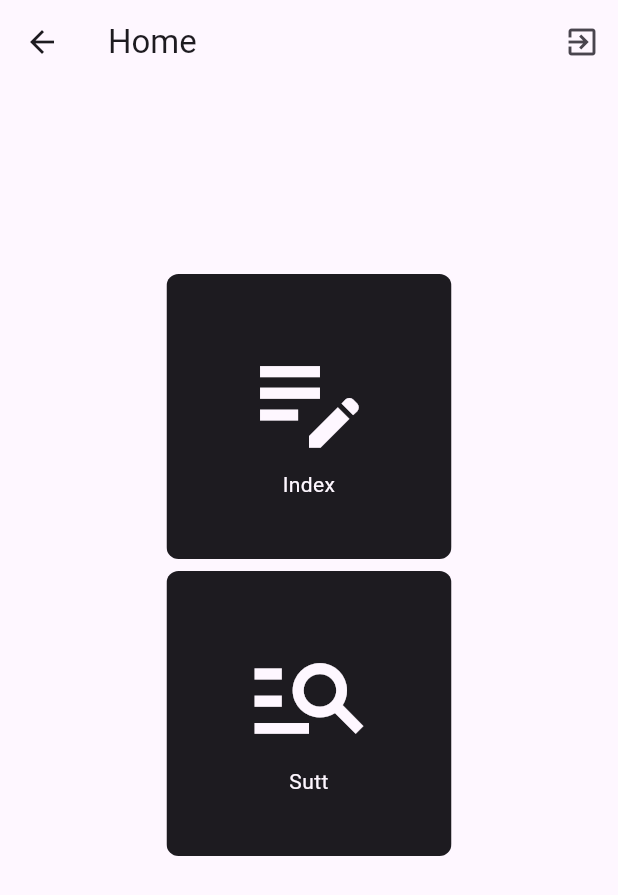
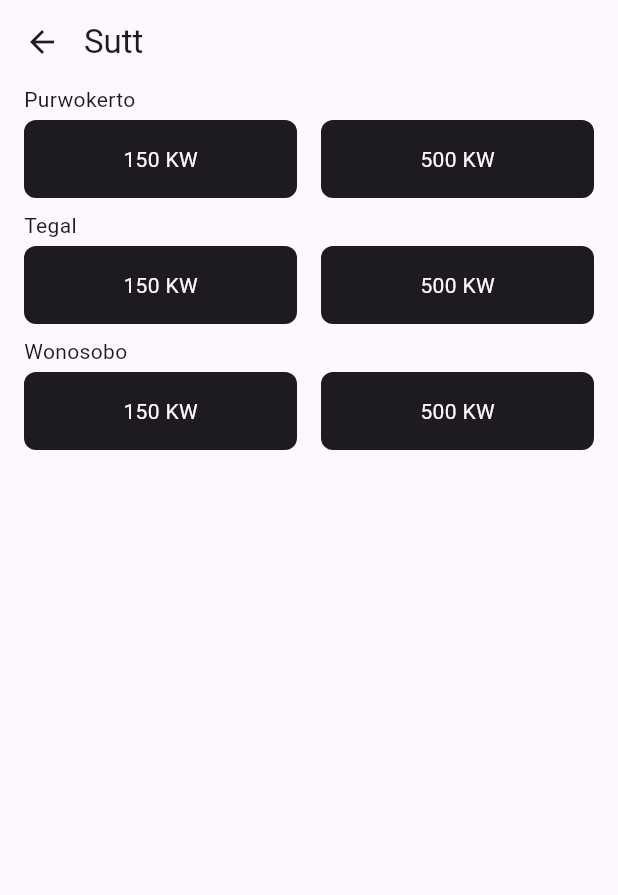
Before and after one commit to J3ndra/Sutt-Flutter, a Flutter app: the HomeScreen screen opened directly, after a tap on "Sutt", on a phone screen of 412 x 824 dp. Shown: the top 895 px of the screen. Run offline on Flutter 3.47's test engine with Material 3 defaults, Android fonts, the phone set to English and light mode, and no system bars; our stand-ins replace bloc, cloud_firestore, device_info_plus, equatable, firebase_auth, firebase_core and 4 more; accounts and stored records are empty; statements that could not run were skipped.

Commit message:
feat: add sutt list page

```diff
--- /dev/null
+++ b/lib/blocs/reports/get_report/get_report_bloc.dart
@@ -0,0 +1,24 @@
+import 'package:bloc/bloc.dart';
+import 'package:equatable/equatable.dart';
+import 'package:report_repository/report_repository.dart';
+
+part 'get_report_event.dart';
+part 'get_report_state.dart';
+
+class GetReportBloc extends Bloc<GetReportEvent, GetReportState> {
+  ReportRepository _reportRepository;
+
+  GetReportBloc({
+    required ReportRepository reportRepository,
+  }) : _reportRepository = reportRepository, super(GetReportInitial()) {
+    on<GetReports>((event, emit) async {
+      emit(GetReportLoading());
+      try {
+        List<Report> reports = await _reportRepository.getReports(event.city, event.kw);
+        emit(GetReportSuccess(reports));
+      } catch (e) {
+        emit(GetReportFailure(e.toString()));
+      }
+    });
+  }
+}
--- /dev/null
+++ b/lib/blocs/reports/get_report/get_report_event.dart
@@ -0,0 +1,18 @@
+part of 'get_report_bloc.dart';
+
+sealed class GetReportEvent extends Equatable {
+  const GetReportEvent();
+
+  @override
+  List<Object> get props => [];
+}
+
+class GetReports extends GetReportEvent {
+  final String city;
+  final String kw;
+
+  const GetReports(this.city, this.kw);
+
+  @override
+  List<Object> get props => [city, kw];
+}
--- /dev/null
+++ b/lib/blocs/reports/get_report/get_report_state.dart
@@ -0,0 +1,30 @@
+part of 'get_report_bloc.dart';
+
+sealed class GetReportState extends Equatable {
+  const GetReportState();
+
+  @override
+  List<Object> get props => [];
+}
+
+final class GetReportInitial extends GetReportState {}
+
+final class GetReportFailure extends GetReportState {
+  final String message;
+
+  const GetReportFailure(this.message);
+
+  @override
+  List<Object> get props => [message];
+}
+
+final class GetReportLoading extends GetReportState {}
+
+final class GetReportSuccess extends GetReportState {
+  final List<Report> reports;
+
+  const GetReportSuccess(this.reports);
+
+  @override
+  List<Object> get props => [reports];
+}
--- a/lib/screens/home/home_screen.dart
+++ b/lib/screens/home/home_screen.dart
@@ -1,9 +1,8 @@
 import 'package:flutter/material.dart';
 import 'package:flutter_bloc/flutter_bloc.dart';
-import 'package:report_repository/report_repository.dart';
-import 'package:sutt/blocs/reports/create_report/create_report_bloc.dart';
 import 'package:sutt/blocs/sign_in/sign_in_bloc.dart';
 import 'package:sutt/screens/induk/induk_page.dart';
+import 'package:sutt/screens/sutt/sutt_page.dart';
 
 class HomeScreen extends StatelessWidget {
   const HomeScreen({super.key});
@@ -37,14 +36,11 @@ class HomeScreen extends StatelessWidget {
               label: 'Index',
               onTap: () {
                 Navigator.push(
-                    context,
-                    MaterialPageRoute<void>(
-                      builder: (BuildContext context) =>
-                          BlocProvider<CreateReportBloc>(
-                              create: (context) => CreateReportBloc(
-                                  reportRepository: FirebaseReportRepository()),
-                              child: const IndukPage()),
-                    ));
+                  context,
+                  MaterialPageRoute<void>(
+                    builder: (BuildContext context) => const IndukPage(),
+                  ),
+                );
               },
             ),
             const SizedBox(height: 8),
@@ -56,9 +52,12 @@ class HomeScreen extends StatelessWidget {
               ),
               label: 'Sutt',
               onTap: () {
-                // Navigator.of(context).push(
-                //     MaterialPageRoute(builder: (BuildContext context) => const SuttPage()),
-                // );
+                Navigator.push(
+                  context,
+                  MaterialPageRoute<void>(
+                    builder: (BuildContext context) => const SuttPage(),
+                  ),
+                );
               },
             ),
           ],
--- /dev/null
+++ b/lib/screens/sutt/sutt_page.dart
@@ -0,0 +1,281 @@
+import 'package:flutter/material.dart';
+import 'package:flutter_bloc/flutter_bloc.dart';
+import 'package:report_repository/report_repository.dart';
+import 'package:sutt/blocs/reports/get_report/get_report_bloc.dart';
+import 'package:sutt/screens/sutt/sutt_list_page.dart';
+
+class SuttPage extends StatelessWidget {
+  const SuttPage({super.key});
+
+  static Page<void> page() => const MaterialPage<void>(child: SuttPage());
+
+  @override
+  Widget build(BuildContext context) {
+    return Scaffold(
+      appBar: AppBar(
+        title: const Text('Sutt'),
+        titleSpacing: 0,
+        leading: InkWell(
+          key: const Key('suttPage_back_iconButton'),
+          child: Icon(
+            Icons.arrow_back,
+            color: Theme.of(context).colorScheme.onBackground,
+          ),
+          onTap: () {
+            Navigator.of(context).pop();
+          },
+        ),
+      ),
+      body: SingleChildScrollView(
+        child: Padding(
+          padding: const EdgeInsets.only(left: 16, right: 16, bottom: 16),
+          child: Column(
+            mainAxisAlignment: MainAxisAlignment.start,
+            crossAxisAlignment: CrossAxisAlignment.start,
+            children: <Widget>[
+              const Text('Purwokerto'),
+              const SizedBox(
+                height: 4,
+              ),
+              Row(
+                children: <Widget>[
+                  Expanded(
+                    child: Material(
+                      color: Theme.of(context).colorScheme.onBackground,
+                      borderRadius: BorderRadius.circular(8),
+                      child: InkWell(
+                        key: const Key('suttPage_purwokerto_iconButton'),
+                        onTap: () {
+                          Navigator.push(
+                              context,
+                              MaterialPageRoute<void>(
+                                builder: (BuildContext context) =>
+                                    BlocProvider<GetReportBloc>(
+                                        create: (context) => GetReportBloc(
+                                            reportRepository:
+                                                FirebaseReportRepository()),
+                                        child: const SuttListPage(
+                                            city: 'Purwokerto', kw: '150 KW')),
+                              ));
+                        },
+                        child: Padding(
+                          padding: const EdgeInsets.all(16),
+                          child: Column(
+                            children: <Widget>[
+                              Text('150 KW',
+                                  style: TextStyle(
+                                      color: Theme.of(context)
+                                          .colorScheme
+                                          .background)),
+                            ],
+                          ),
+                        ),
+                      ),
+                    ),
+                  ),
+                  const SizedBox(
+                    width: 16,
+                  ),
+                  Expanded(
+                    child: Material(
+                      color: Theme.of(context).colorScheme.onBackground,
+                      borderRadius: BorderRadius.circular(8),
+                      child: InkWell(
+                        key: const Key('suttPage_purwokerto_iconButton'),
+                        onTap: () {
+                          Navigator.push(context,
+                              MaterialPageRoute<void>(
+                                builder: (BuildContext context) =>
+                                    BlocProvider<GetReportBloc>(
+                                        create: (context) => GetReportBloc(
+                                            reportRepository:
+                                                FirebaseReportRepository()),
+                                        child: const SuttListPage(
+                                            city: 'Purwokerto', kw: '500 KW')),
+                              ));
+                        },
+                        child: Padding(
+                          padding: const EdgeInsets.all(16),
+                          child: Column(
+                            children: <Widget>[
+                              Text('500 KW',
+                                  style: TextStyle(
+                                      color: Theme.of(context)
+                                          .colorScheme
+                                          .background)),
+                            ],
+                          ),
+                        ),
+                      ),
+                    ),
+                  ),
+                ],
+              ),
+              const SizedBox(height: 8),
+              const Text('Tegal'),
+              const SizedBox(
+                height: 4,
+              ),
+              Row(
+                children: <Widget>[
+                  Expanded(
+                    child: Material(
+                      color: Theme.of(context).colorScheme.onBackground,
+                      borderRadius: BorderRadius.circular(8),
+                      child: InkWell(
+                        key: const Key('suttPage_tegal_iconButton'),
+                        onTap: () {
+                          Navigator.push(
+                              context,
+                              MaterialPageRoute<void>(
+                                builder: (BuildContext context) =>
+                                    BlocProvider<GetReportBloc>(
+                                        create: (context) => GetReportBloc(
+                                            reportRepository:
+                                                FirebaseReportRepository()),
+                                        child: const SuttListPage(
+                                            city: 'Tegal', kw: '150 KW')),
+                              ));
+                        },
+                        child: Padding(
+                          padding: const EdgeInsets.all(16),
+                          child: Column(
+                            children: <Widget>[
+                              Text('150 KW',
+                                  style: TextStyle(
+                                      color: Theme.of(context)
+                                          .colorScheme
+                                          .background)),
+                            ],
+                          ),
+                        ),
+                      ),
+                    ),
+                  ),
+                  const SizedBox(
+                    width: 16,
+                  ),
+                  Expanded(
+                    child: Material(
+                      color: Theme.of(context).colorScheme.onBackground,
+                      borderRadius: BorderRadius.circular(8),
+                      child: InkWell(
+                        key: const Key('suttPage_tegal_iconButton'),
+                        onTap: () {
+                          Navigator.push(
+                              context,
+                              MaterialPageRoute<void>(
+                                builder: (BuildContext context) =>
+                                    BlocProvider<GetReportBloc>(
+                                        create: (context) => GetReportBloc(
+                                            reportRepository:
+                                                FirebaseReportRepository()),
+                                        child: const SuttListPage(
+                                            city: 'Tegal', kw: '500 KW')),
+                              ));
+                        },
+                        child: Padding(
+                          padding: const EdgeInsets.all(16),
+                          child: Column(
+                            children: <Widget>[
+                              Text('500 KW',
+                                  style: TextStyle(
+                                      color: Theme.of(context)
+                                          .colorScheme
+                                          .background)),
+                            ],
+                          ),
+                        ),
+                      ),
+                    ),
+                  ),
+                ],
+              ),
+              const SizedBox(height: 8),
+              const Text('Wonosobo'),
+              const SizedBox(
+                height: 4,
+              ),
+              Row(
+                children: <Widget>[
+                  Expanded(
+                    child: Material(
+                      color: Theme.of(context).colorScheme.onBackground,
+                      borderRadius: BorderRadius.circular(8),
+                      child: InkWell(
+                        key: const Key('suttPage_wonosobo_iconButton'),
+                        onTap: () {
+                          Navigator.push(
+                              context,
+                              MaterialPageRoute<void>(
+                                builder: (BuildContext context) =>
+                                    BlocProvider<GetReportBloc>(
+                                        create: (context) => GetReportBloc(
+                                            reportRepository:
+                                                FirebaseReportRepository()),
+                                        child: const SuttListPage(
+                                            city: 'Wonosobo', kw: '150 KW')),
+                              ));
+                        },
+                        child: Padding(
+                          padding: const EdgeInsets.all(16),
+                          child: Column(
+                            children: <Widget>[
+                              Text('150 KW',
+                                  style: TextStyle(
+                                      color: Theme.of(context)
+                                          .colorScheme
+                                          .background)),
+                            ],
+                          ),
+                        ),
+                      ),
+                    ),
+                  ),
+                  const SizedBox(
+                    width: 16,
+                  ),
+                  Expanded(
+                    child: Material(
+                      color: Theme.of(context).colorScheme.onBackground,
+                      borderRadius: BorderRadius.circular(8),
+                      child: InkWell(
+                        key: const Key('suttPage_wonosobo_iconButton'),
+                        onTap: () {
+                          Navigator.push(
+                              context,
+                              MaterialPageRoute<void>(
+                                builder: (BuildContext context) =>
+                                    BlocProvider<GetReportBloc>(
+                                        create: (context) => GetReportBloc(
+                                            reportRepository:
+                                                FirebaseReportRepository()),
+                                        child: const SuttListPage(
+                                            city: 'Wonosobo', kw: '500 KW')),
+                              ));
+                        },
+                        child: Padding(
+                          padding: const EdgeInsets.all(16),
+                          child: Column(
+                            children: <Widget>[
+                              Text('500 KW',
+                                  style: TextStyle(
+                                      color: Theme.of(context)
+                                          .colorScheme
+                                          .background)),
+                            ],
+                          ),
+                        ),
+                      ),
+                    ),
+                  ),
+                ],
+              ),
+              const SizedBox(height: 8),
+            ],
+          ),
+        ),
+      ),
+    );
+  }
+}
--- a/packages/report_repository/lib/src/report_repo.dart
+++ b/packages/report_repository/lib/src/report_repo.dart
@@ -2,7 +2,7 @@ import 'package:report_repository/src/models/models.dart';
 
 abstract class ReportRepository {
   Future<Report> saveReport(Report report, List<String> images);
-  Future<List<Report>> getReports();
+  Future<List<Report>> getReports(String city, String kw);
   Future<void> deleteReport(Report report);
   Future<void> updateReport(Report report);
 }
```
Also changed, not shown: lib/app_view.dart (+9 -0 lines), lib/screens/sutt/sutt_list_page.dart (added, +76 -0 lines), packages/report_repository/lib/src/firebase_report_repository.dart (+10 -4 lines).
